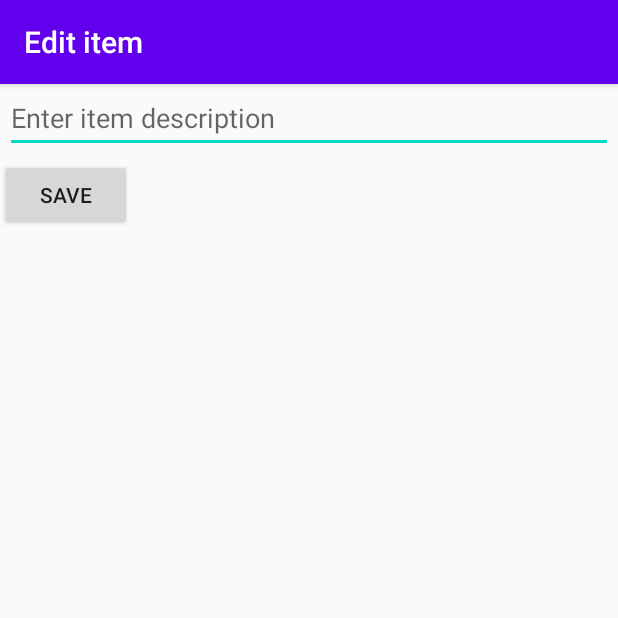
After one commit to annazhang2002/SimpleTodo, an Android app: the EditItemActivity screen opened directly, with no data from a screen before it, on a phone screen of 412 x 824 dp, the top half of it. The commit adds this screen. Run offline under Robolectric (Android 15) with nearby library versions, the phone set to English and light mode, and no system bars.

Commit message:
added ability to update the todo items and updated with a new walkthrough

```diff
--- a/app/src/main/AndroidManifest.xml
+++ b/app/src/main/AndroidManifest.xml
@@ -9,6 +9,7 @@
         android:roundIcon="@mipmap/ic_launcher_round"
         android:supportsRtl="true"
         android:theme="@style/AppTheme">
+        <activity android:name=".EditItemActivity"></activity>
         <activity android:name=".MainActivity">
             <intent-filter>
                 <action android:name="android.intent.action.MAIN" />
--- /dev/null
+++ b/app/src/main/java/com/example/simpletodo/EditItemActivity.java
@@ -0,0 +1,49 @@
+package com.example.simpletodo;
+
+import androidx.appcompat.app.AppCompatActivity;
+
+import android.Manifest;
+import android.content.Intent;
+import android.os.Bundle;
+import android.view.View;
+import android.widget.Button;
+import android.widget.EditText;
+
+public class EditItemActivity extends AppCompatActivity {
+
+    EditText etItem;
+    Button btnSave;
+
+    @Override
+    protected void onCreate(Bundle savedInstanceState) {
+        super.onCreate(savedInstanceState);
+        setContentView(R.layout.activity_edit_item);
+
+        etItem = findViewById(R.id.etItem);
+        btnSave = findViewById(R.id.btnSave);
+
+        // Change the title of the page
+        getSupportActionBar().setTitle("Edit item");
+
+        etItem.setText(getIntent().getStringExtra(MainActivity.ITEM_TEXT));
+
+        // when the user is done editing and clicks save
+        btnSave.setOnClickListener(new View.OnClickListener() {
+            @Override
+            public void onClick(View view) {
+                // create an intent which will contain the results
+                Intent intent = new Intent();
+
+                // pass the data
+                intent.putExtra(MainActivity.ITEM_TEXT, etItem.getText().toString());
+                intent.putExtra(MainActivity.ITEM_POSITION, getIntent().getExtras().getInt(MainActivity.ITEM_POSITION));
+
+                // set the results of the intent
+                setResult(RESULT_OK, intent);
+
+                // finish activity
+                finish();
+            }
+        });
+    }
+}
--- /dev/null
+++ b/app/src/main/res/layout/activity_edit_item.xml
@@ -0,0 +1,29 @@
+<?xml version="1.0" encoding="utf-8"?>
+<androidx.constraintlayout.widget.ConstraintLayout xmlns:android="http://schemas.android.com/apk/res/android"
+    xmlns:app="http://schemas.android.com/apk/res-auto"
+    xmlns:tools="http://schemas.android.com/tools"
+    android:layout_width="match_parent"
+    android:layout_height="match_parent"
+    tools:context=".EditItemActivity">
+
+    <EditText
+        android:id="@+id/etItem"
+        android:layout_width="405dp"
+        android:layout_height="46dp"
+        android:ems="10"
+        android:gravity="start|top"
+        android:hint="Enter item description"
+        android:inputType="textMultiLine"
+        app:layout_constraintEnd_toEndOf="parent"
+        app:layout_constraintStart_toStartOf="parent"
+        tools:layout_editor_absoluteY="4dp" />
+
+    <Button
+        android:id="@+id/btnSave"
+        android:layout_width="wrap_content"
+        android:layout_height="wrap_content"
+        android:layout_marginTop="4dp"
+        android:text="Save"
+        app:layout_constraintTop_toBottomOf="@+id/etItem"
+        tools:layout_editor_absoluteX="3dp" />
+</androidx.constraintlayout.widget.ConstraintLayout>
```
Also changed, not shown: app/src/main/java/com/example/simpletodo/ItemsAdapter.java (+17 -2 lines), app/src/main/java/com/example/simpletodo/MainActivity.java (+59 -2 lines), 1 other file.
